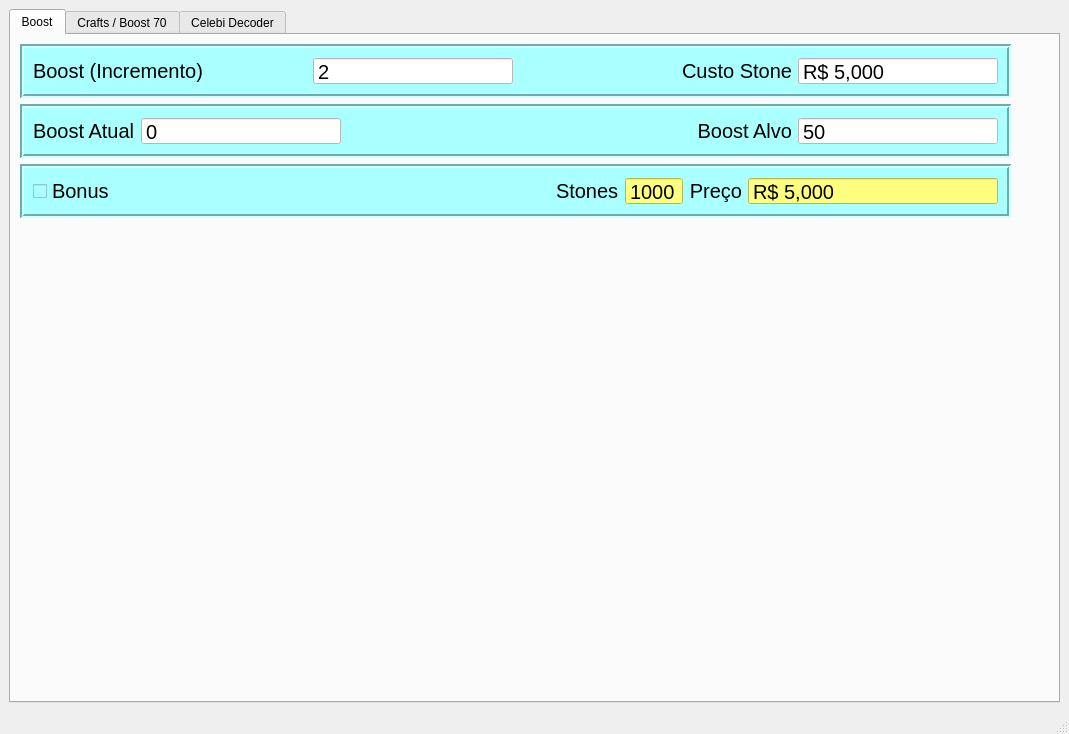
Above: main.ui from Kaaize/PokeXRocket before the change. Below: the same form after it.
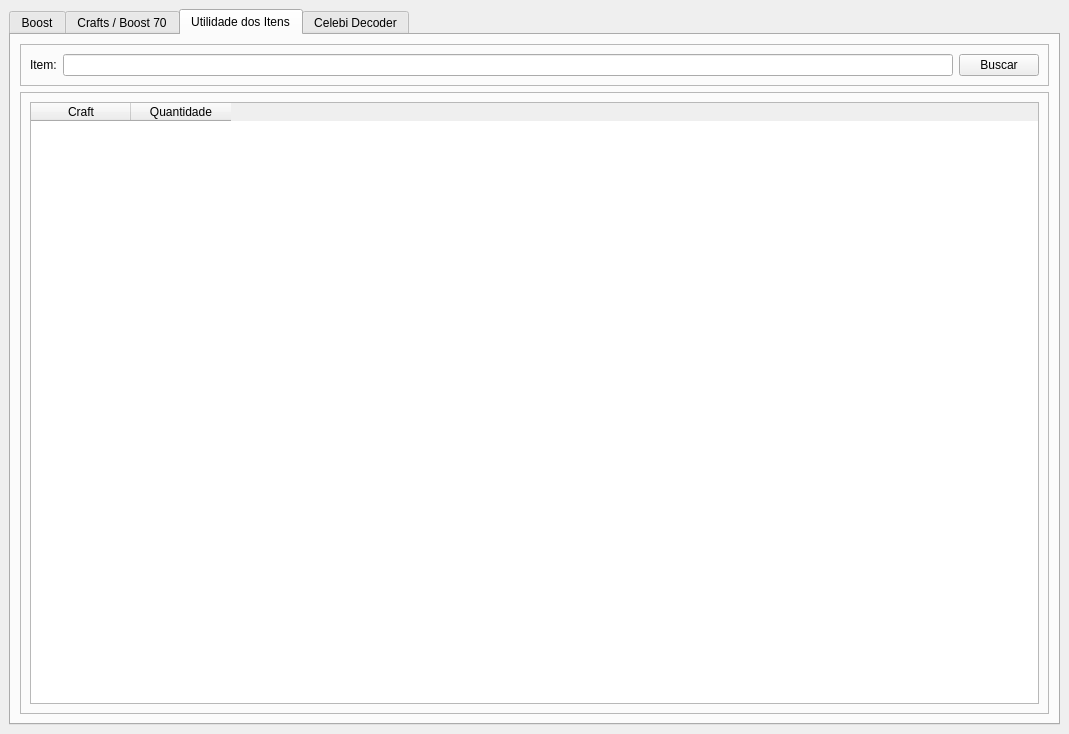
That is the form after the change. The open tabs and pages were chosen to show the change. Icons and pictures are not drawn.

Patch:
```diff
--- a/main.ui
+++ b/main.ui
@@ -18,9 +18,12 @@
     <normaloff>icon.ico</normaloff>icon.ico</iconset>
   </property>
   <widget class="QWidget" name="centralwidget">
-   <layout class="QGridLayout" name="gridLayout">
-    <item row="0" column="1">
-     <widget class="QTabWidget" name="TabWidget">
+   <layout class="QVBoxLayout" name="verticalLayout">
+    <item>
+     <widget class="QTabWidget" name="tab">
+      <property name="enabled">
+       <bool>true</bool>
+      </property>
       <property name="sizePolicy">
        <sizepolicy hsizetype="Expanding" vsizetype="Expanding">
         <horstretch>0</horstretch>
@@ -798,6 +801,88 @@
         </item>
        </layout>
       </widget>
+      <widget class="QWidget" name="tbItemUses">
+       <attribute name="icon">
+        <iconset>
+         <normaloff>icons/boss detector.png</normaloff>icons/boss detector.png</iconset>
+       </attribute>
+       <attribute name="title">
+        <string>Utilidade dos Itens</string>
+       </attribute>
+       <layout class="QVBoxLayout" name="verticalLayout_2">
+        <item>
+         <widget class="QFrame" name="frame_8">
+          <property name="sizePolicy">
+           <sizepolicy hsizetype="Preferred" vsizetype="Fixed">
+            <horstretch>0</horstretch>
+            <verstretch>0</verstretch>
+           </sizepolicy>
+          </property>
+          <property name="frameShape">
+           <enum>QFrame::StyledPanel</enum>
+          </property>
+          <property name="frameShadow">
+           <enum>QFrame::Raised</enum>
+          </property>
+          <layout class="QHBoxLayout" name="horizontalLayout">
+           <item>
+            <widget class="QLabel" name="label_12">
+             <property name="text">
+              <string>Item:</string>
+             </property>
+            </widget>
+           </item>
+           <item>
+            <widget class="QLineEdit" name="edtItemName">
+             <property name="sizePolicy">
+              <sizepolicy hsizetype="Expanding" vsizetype="Preferred">
+               <horstretch>0</horstretch>
+               <verstretch>0</verstretch>
+              </sizepolicy>
+             </property>
+            </widget>
+           </item>
+           <item>
+            <widget class="QPushButton" name="btnUsesList">
+             <property name="text">
+              <string>Buscar</string>
+             </property>
+            </widget>
+           </item>
+          </layout>
+         </widget>
+        </item>
+        <item>
+         <widget class="QFrame" name="frame_4">
+          <property name="frameShape">
+           <enum>QFrame::StyledPanel</enum>
+          </property>
+          <property name="frameShadow">
+           <enum>QFrame::Raised</enum>
+          </property>
+          <layout class="QHBoxLayout" name="horizontalLayout_2">
+           <item>
+            <widget class="QTableWidget" name="usesList">
+             <attribute name="verticalHeaderVisible">
+              <bool>false</bool>
+             </attribute>
+             <column>
+              <property name="text">
+               <string>Craft</string>
+              </property>
+             </column>
+             <column>
+              <property name="text">
+               <string>Quantidade</string>
+              </property>
+             </column>
+            </widget>
+           </item>
+          </layout>
+         </widget>
+        </item>
+       </layout>
+      </widget>
       <widget class="QWidget" name="tbCelebi">
        <attribute name="title">
         <string>Celebi Decoder</string>
@@ -1123,17 +1208,6 @@
     </item>
    </layout>
   </widget>
-  <widget class="QMenuBar" name="menubar">
-   <property name="geometry">
-    <rect>
-     <x>0</x>
-     <y>0</y>
-     <width>1069</width>
-     <height>21</height>
-    </rect>
-   </property>
-  </widget>
-  <widget class="QStatusBar" name="statusbar"/>
  </widget>
  <resources/>
  <connections/>
```
Left out of the diff: 2 changed lines with no effect on the pictures.
